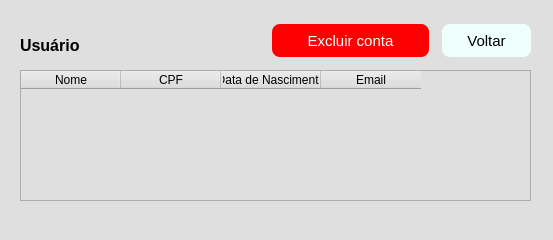
This is Guia_adm/ui/tela_excluir_conta.ui in lannyily/POO2 as Qt 5 draws it before an edit. The edited form follows.
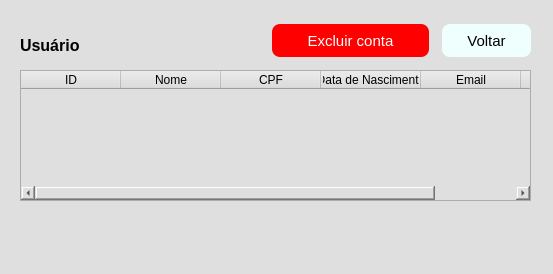
This is the edited form.

Diff of the .ui file:
```diff
--- a/Guia_adm/ui/tela_excluir_conta.ui
+++ b/Guia_adm/ui/tela_excluir_conta.ui
@@ -7,7 +7,7 @@
     <x>0</x>
     <y>0</y>
     <width>553</width>
-    <height>240</height>
+    <height>274</height>
    </rect>
   </property>
   <property name="windowTitle">
@@ -46,6 +46,11 @@
       <height>131</height>
      </rect>
     </property>
+    <column>
+     <property name="text">
+      <string>ID</string>
+     </property>
+    </column>
     <column>
      <property name="text">
       <string>Nome</string>
@@ -66,6 +71,11 @@
       <string>Email</string>
      </property>
     </column>
+    <column>
+     <property name="text">
+      <string>Senha</string>
+     </property>
+    </column>
    </widget>
    <widget class="QPushButton" name="pushButton_voltar">
     <property name="geometry">
```
